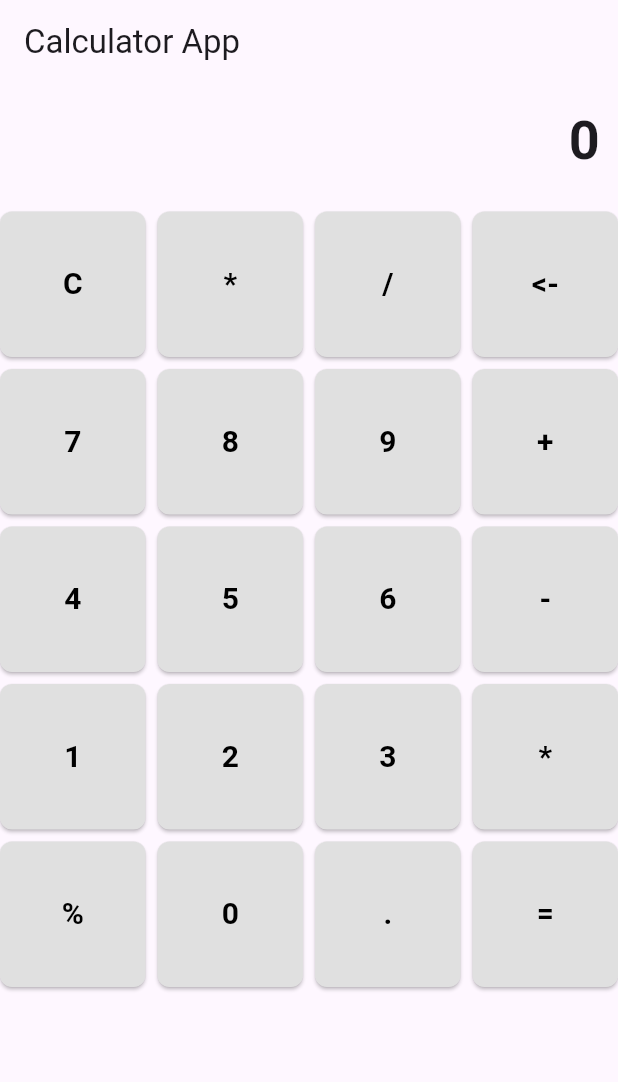
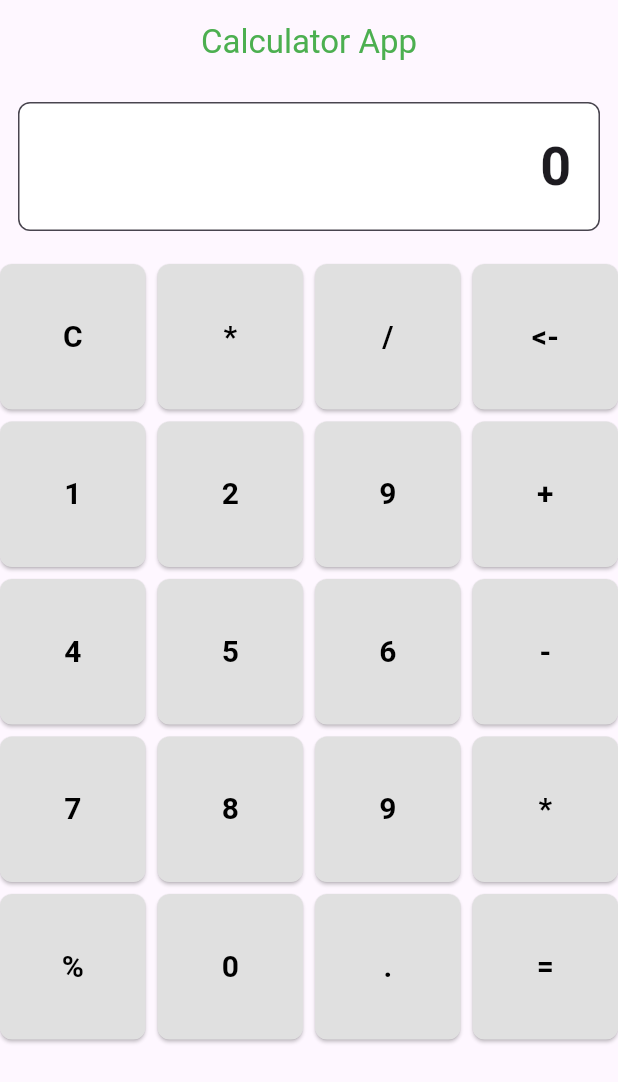
Before and after one commit to Bibekgupta777/calculator_project, a Flutter app: the screen it shows after launch, on a phone screen of 412 x 824 dp. Shown: the top 1082 px of the screen. Run offline on Flutter 3.47's test engine with Material 3 defaults, Android fonts, the phone set to English and light mode, and no system bars.

Commit message:
added photos

```diff
--- a/lib/view/calculator.dart
+++ b/lib/view/calculator.dart
@@ -22,68 +22,62 @@ class CalculatorHome extends StatefulWidget {
 }
 
 class _CalculatorHomeState extends State<CalculatorHome> {
-  String _output = "0"; // The displayed value
-  String _currentInput = ""; // The value currently being typed
-  double _num1 = 0; // First number
-  double _num2 = 0; // Second number
-  String _operator = ""; // The operator (+, -, *, /)
+  String _output = "0";
+  String _currentInput = "";
+  double? firstNumber;
+  double? secondNumber;
+  String? operator;
 
-  // Function to handle button presses
   void _buttonPressed(String value) {
     setState(() {
-      // Clear button
       if (value == "C") {
         _output = "0";
         _currentInput = "";
-        _num1 = 0;
-        _num2 = 0;
-        _operator = "";
-      }
-      // Backspace button
-      else if (value == "<-") {
+        firstNumber = null;
+        secondNumber = null;
+        operator = null;
+      } else if (value == "<-") {
         if (_currentInput.isNotEmpty) {
           _currentInput = _currentInput.substring(0, _currentInput.length - 1);
           _output = _currentInput.isNotEmpty ? _currentInput : "0";
         }
-      }
-      // Operator buttons
-      else if (value == "+" || value == "-" || value == "*" || value == "/") {
+      } else if (value == "+" || value == "-" || value == "*" || value == "/") {
         if (_currentInput.isNotEmpty) {
-          _num1 = double.parse(_currentInput);
-          _operator = value;
+          firstNumber = double.parse(_currentInput);
+          operator = value;
           _currentInput = "";
+          _output = "";
         }
-      }
-      // Equal button
-      else if (value == "=") {
-        if (_operator.isNotEmpty && _currentInput.isNotEmpty) {
-          _num2 = double.parse(_currentInput);
+      } else if (value == "=") {
+        if (_currentInput.isNotEmpty &&
+            operator != null &&
+            firstNumber != null) {
+          secondNumber = double.parse(_currentInput);
 
-          switch (_operator) {
+          switch (operator) {
             case "+":
-              _output = (_num1 + _num2).toString();
+              _output = (firstNumber! + secondNumber!).toString();
               break;
             case "-":
-              _output = (_num1 - _num2).toString();
+              _output = (firstNumber! - secondNumber!).toString();
               break;
             case "*":
-              _output = (_num1 * _num2).toString();
+              _output = (firstNumber! * secondNumber!).toString();
               break;
             case "/":
-              _output = _num2 != 0 ? (_num1 / _num2).toString() : "Error";
+              _output = secondNumber != 0
+                  ? (firstNumber! / secondNumber!).toString()
+                  : "Error";
               break;
           }
 
-          // Reset for next operation
-          _num1 = 0;
-          _num2 = 0;
-          _operator = "";
+          firstNumber = null;
+          secondNumber = null;
+          operator = null;
           _currentInput = "";
         }
-      }
-      // Other buttons (numbers, dot, etc.)
-      else {
-        if (_currentInput == "0") {
+      } else {
+        if (_currentInput == "0" && value != ".") {
           _currentInput = value;
         } else {
           _currentInput += value;
@@ -95,23 +89,22 @@ class _CalculatorHomeState extends State<CalculatorHome> {
 
   @override
   Widget build(BuildContext context) {
-    // Calculator buttons
     final List<String> buttons = [
       "C",
       "*",
       "/",
       "<-",
-      "7",
-      "8",
+      "1",
+      "2",
       "9",
       "+",
       "4",
       "5",
       "6",
       "-",
-      "1",
-      "2",
-      "3",
+      "7",
+      "8",
+      "9",
       "*",
       "%",
       "0",
@@ -121,28 +114,39 @@ class _CalculatorHomeState extends State<CalculatorHome> {
 
     return Scaffold(
       appBar: AppBar(
-        title: const Text("Calculator App"),
+        centerTitle: true,
+        title: const Text(
+          "Calculator App",
+          style: TextStyle(color: Colors.green),
+        ),
       ),
       body: Column(
         children: [
-          // Display area
-          Container(
+          // Input/Output Display
+          Padding(
             padding: const EdgeInsets.all(12.0),
-            alignment: Alignment.centerRight,
-            child: Text(
-              _output,
+            child: TextField(
+              readOnly: true,
+              decoration: InputDecoration(
+                border: OutlineInputBorder(
+                  borderRadius: BorderRadius.circular(8),
+                ),
+                filled: true,
+                fillColor: Colors.white,
+              ),
               style: const TextStyle(
                 fontSize: 36.0,
                 fontWeight: FontWeight.bold,
               ),
+              textAlign: TextAlign.right,
+              controller: TextEditingController(text: _output),
             ),
           ),
           const SizedBox(height: 10),
-          // Buttons grid
           Expanded(
             child: GridView.builder(
               gridDelegate: const SliverGridDelegateWithFixedCrossAxisCount(
-                crossAxisCount: 4, // 4 buttons per row
+                crossAxisCount: 4,
                 crossAxisSpacing: 8.0,
                 mainAxisSpacing: 8.0,
               ),
```
Also changed, not shown: lib/assets/Screenshot_1733804245.png (added), 1 other file.
